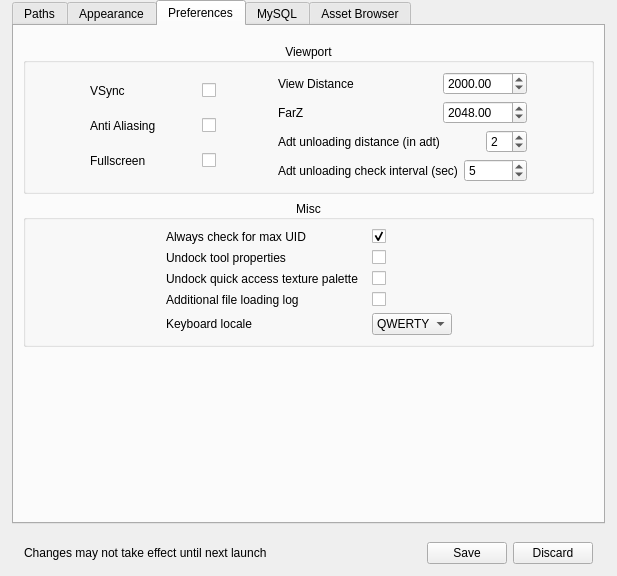
Before: the Qt Designer form src/noggit/ui/windows/settingsPanel/SettingsPanel.ui in Marlamin/noggit-red, drawn with Qt 5.
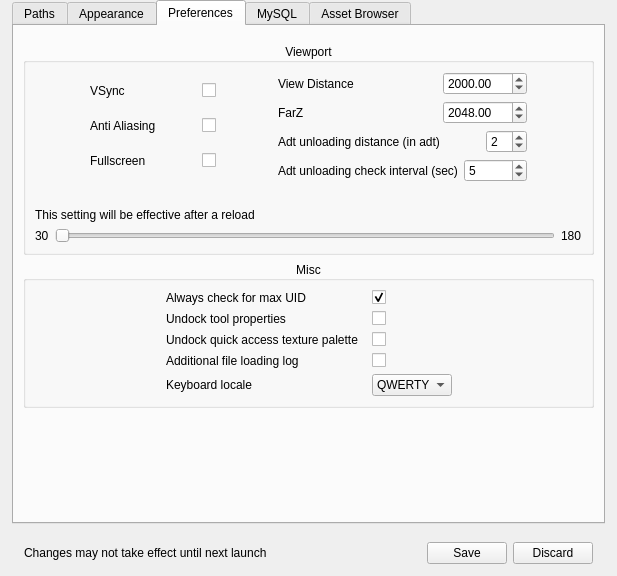
After: the same form once the commit is applied. The open tabs and pages were chosen to show the change. Icons and pictures are not drawn. Custom widgets are drawn as their Qt base class.

Commit message: Adding fps limitation

```diff
--- a/src/noggit/ui/windows/settingsPanel/SettingsPanel.ui
+++ b/src/noggit/ui/windows/settingsPanel/SettingsPanel.ui
@@ -918,6 +918,61 @@
                  </item>
                 </layout>
                </item>
+               <item>
+                <layout class="QVBoxLayout" name="verticalLayout_7">
+                 <item>
+                  <widget class="QLabel" name="_fps_limit_current_label">
+                   <property name="text">
+                    <string/>
+                   </property>
+                  </widget>
+                 </item>
+                 <item>
+                  <widget class="QLabel" name="label_9">
+                   <property name="text">
+                    <string>This setting will be effective after a reload</string>
+                   </property>
+                  </widget>
+                 </item>
+                 <item>
+                  <layout class="QHBoxLayout" name="horizontalLayout_10">
+                   <item>
+                    <widget class="QLabel" name="label_10">
+                     <property name="text">
+                      <string>30</string>
+                     </property>
+                    </widget>
+                   </item>
+                   <item>
+                    <widget class="QSlider" name="_fps_limit_slider">
+                     <property name="minimum">
+                      <number>30</number>
+                     </property>
+                     <property name="maximum">
+                      <number>180</number>
+                     </property>
+                     <property name="value">
+                      <number>30</number>
+                     </property>
+                     <property name="sliderPosition">
+                      <number>30</number>
+                     </property>
+                     <property name="orientation">
+                      <enum>Qt::Horizontal</enum>
+                     </property>
+                    </widget>
+                   </item>
+                   <item>
+                    <widget class="QLabel" name="label_11">
+                     <property name="text">
+                      <string>180</string>
+                     </property>
+                    </widget>
+                   </item>
+                  </layout>
+                 </item>
+                </layout>
+               </item>
               </layout>
              </widget>
             </item>
```
The commit also changes 2 other files.
